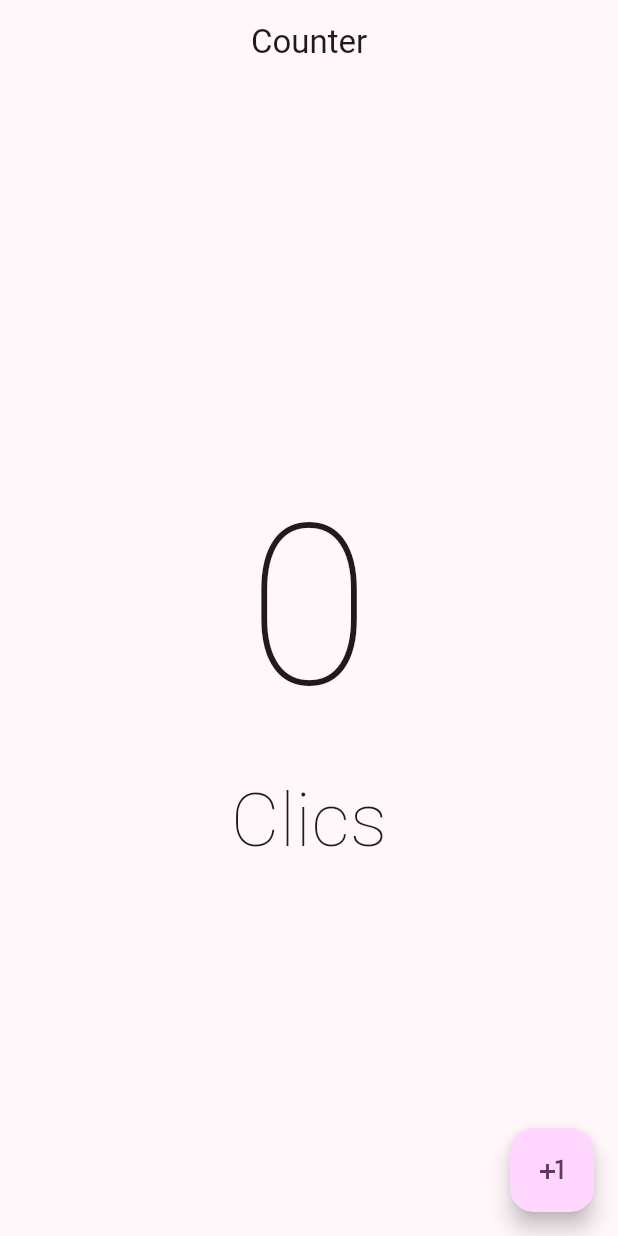
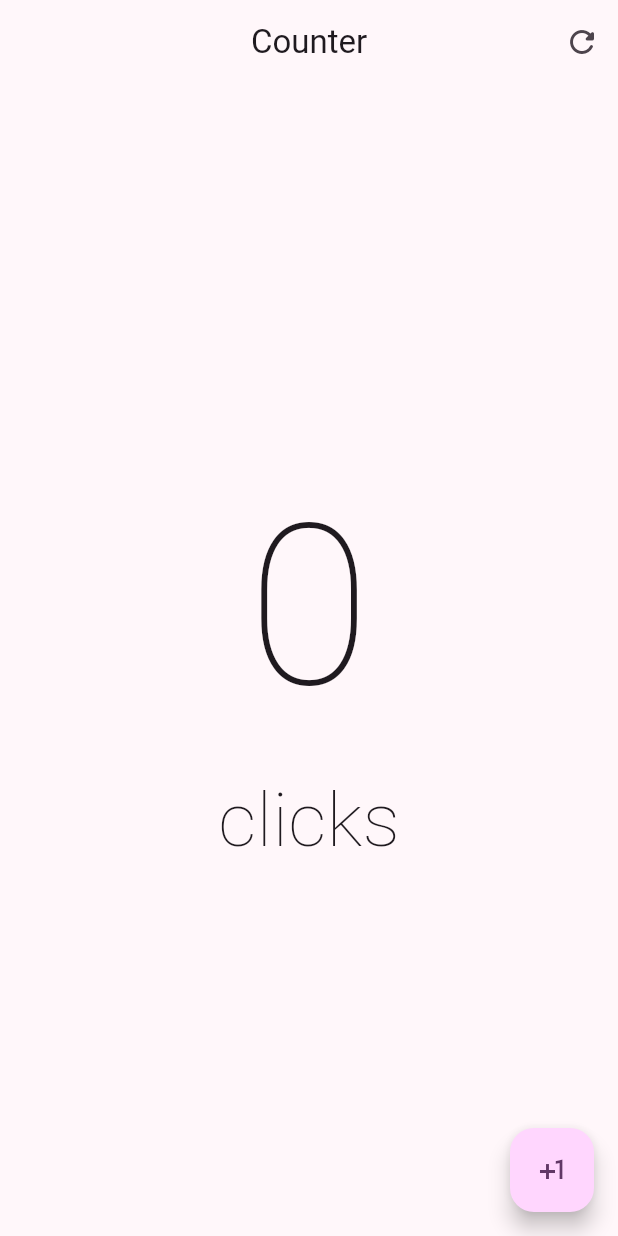
Before and after one commit to alvdev/mobile-apps, a Flutter app: the screen it shows after launch, on a phone screen of 412 x 824 dp. Run offline on Flutter 3.47's test engine with Material 2 defaults, Android fonts, the phone set to English and light mode, and no system bars; our stand-ins replace cloud_firestore, firebase_auth, firebase_core, font_awesome_flutter, google_fonts, google_sign_in and 2 more; accounts and stored records are empty.

Commit message:
feat: add restart clicks button

```diff
--- a/counter/lib/presentation/screens/counter_screen.dart
+++ b/counter/lib/presentation/screens/counter_screen.dart
@@ -16,6 +16,14 @@ class _CounterScreenState extends State<CounterScreen> {
       appBar: AppBar(
         title: const Text('Counter'),
         centerTitle: true,
+        actions: [
+          IconButton(
+            icon: const Icon(Icons.refresh_rounded),
+            onPressed: () {
+              setState(() => counter = 0);
+            },
+          ),
+        ],
       ),
       body: Center(
         child: Column(
@@ -26,9 +34,9 @@ class _CounterScreenState extends State<CounterScreen> {
               style:
                   const TextStyle(fontSize: 150, fontWeight: FontWeight.w100),
             ),
-            const Text(
-              'Clics',
-              style: TextStyle(fontSize: 50, fontWeight: FontWeight.w200),
+            Text(
+              counter == 1 ? 'click' : 'clicks',
+              style: const TextStyle(fontSize: 50, fontWeight: FontWeight.w200),
             ),
           ],
         ),
```
